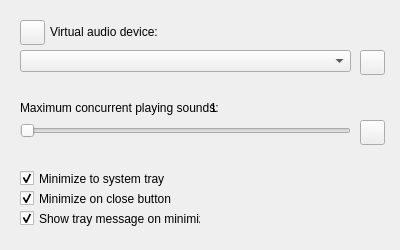
This is mc_fart_mic/layouts/settings.ui in albertopoljak/MC-Fart-Mic as Qt 5 draws it before an edit. The edited form follows.
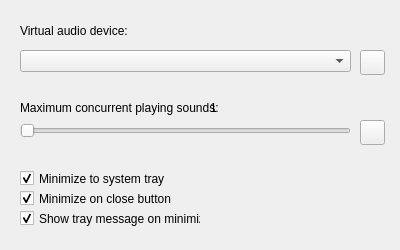
This is the edited form.

Commit message: Removed test_virtual_device button You can just select device and play by hotkey/left clicking path in main window instead Removes hassle of having audio file that's always supported/available

The edit to the form file:
```diff
--- a/mc_fart_mic/layouts/settings.ui
+++ b/mc_fart_mic/layouts/settings.ui
@@ -31,24 +31,11 @@
   <property name="windowTitle">
    <string>Settings</string>
   </property>
-  <widget class="QPushButton" name="test_virtual_device">
+  <widget class="QLabel" name="label_vad">
    <property name="geometry">
     <rect>
      <x>20</x>
      <y>20</y>
-     <width>25</width>
-     <height>25</height>
-    </rect>
-   </property>
-   <property name="text">
-    <string/>
-   </property>
-  </widget>
-  <widget class="QLabel" name="label_vad">
-   <property name="geometry">
-    <rect>
-     <x>50</x>
-     <y>21</y>
      <width>150</width>
      <height>21</height>
     </rect>
```
The commit also changes 1 other file.
